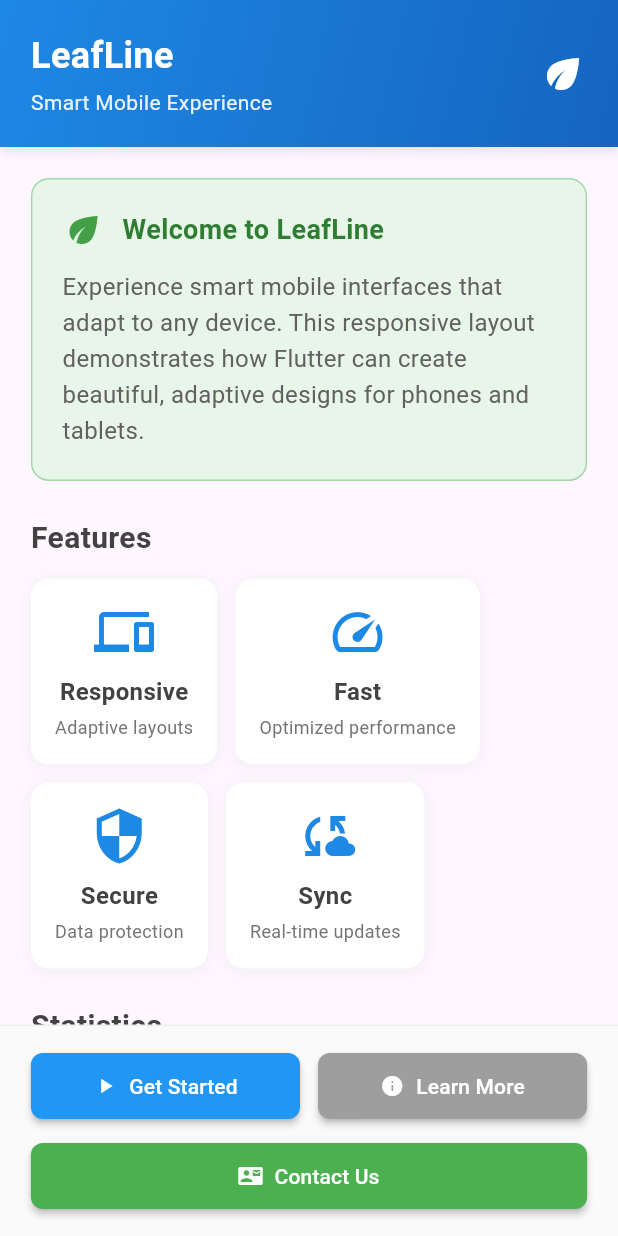
After one commit to kalviumcommunity/S86-126-Nexus-Building_Smart_Mobile_Experiences_with_Flutter_Firebase-LeafLine, a Flutter app: the screen it shows after launch, after a tap on "View Responsive Layout", on a phone screen of 412 x 824 dp. The commit adds this screen. Run offline on Flutter 3.47's test engine with Material 3 defaults, Android fonts, the phone set to English and light mode, and no system bars.

Commit message:
Building Responsive Mobile Interfaces

```diff
--- a/lib/main.dart
+++ b/lib/main.dart
@@ -1,4 +1,5 @@
 import 'package:flutter/material.dart';
+import 'screens/responsive_home.dart';
 
 void main() {
   runApp(const MyApp());
@@ -53,6 +54,22 @@ class _WelcomeScreenState extends State<WelcomeScreen> {
               onPressed: toggleText,
               child: const Text('Click Me'),
             ),
+            const SizedBox(height: 30),
+            ElevatedButton.icon(
+              onPressed: () {
+                Navigator.push(
+                  context,
+                  MaterialPageRoute(builder: (context) => const ResponsiveHome()),
+                );
+              },
+              icon: const Icon(Icons.devices),
+              label: const Text('View Responsive Layout'),
+              style: ElevatedButton.styleFrom(
+                backgroundColor: Colors.blue,
+                foregroundColor: Colors.white,
+                padding: const EdgeInsets.symmetric(horizontal: 20, vertical: 12),
+              ),
+            ),
           ],
         ),
       ),
--- /dev/null
+++ b/lib/screens/responsive_home.dart
@@ -0,0 +1,532 @@
+import 'package:flutter/material.dart';
+
+class ResponsiveHome extends StatelessWidget {
+  const ResponsiveHome({super.key});
+
+  @override
+  Widget build(BuildContext context) {
+    return Scaffold(
+      body: SafeArea(
+        child: LayoutBuilder(
+          builder: (context, constraints) {
+            return _buildResponsiveLayout(context, constraints);
+          },
+        ),
+      ),
+    );
+  }
+
+  Widget _buildResponsiveLayout(BuildContext context, BoxConstraints constraints) {
+    final screenSize = MediaQuery.of(context).size;
+    final screenWidth = screenSize.width;
+    final screenHeight = screenSize.height;
+    final isTablet = screenWidth > 600;
+    final isLandscape = screenWidth > screenHeight;
+
+    return Column(
+      children: [
+        // Header Section
+        _buildHeader(context, screenWidth, isTablet),
+
+        // Main Content Area
+        Expanded(
+          child: _buildMainContent(context, screenWidth, screenHeight, isTablet, isLandscape),
+        ),
+
+        // Footer Section
+        _buildFooter(context, screenWidth, isTablet),
+      ],
+    );
+  }
+
+  Widget _buildHeader(BuildContext context, double screenWidth, bool isTablet) {
+    final titleFontSize = isTablet ? 28.0 : 24.0;
+    final subtitleFontSize = isTablet ? 16.0 : 14.0;
+
+    return Container(
+      width: double.infinity,
+      padding: EdgeInsets.symmetric(
+        horizontal: screenWidth * 0.05,
+        vertical: isTablet ? 24.0 : 20.0,
+      ),
+      decoration: BoxDecoration(
+        gradient: LinearGradient(
+          colors: [Colors.blue.shade600, Colors.blue.shade800],
+          begin: Alignment.topLeft,
+          end: Alignment.bottomRight,
+        ),
+        boxShadow: [
+          BoxShadow(
+            color: Colors.black.withOpacity(0.1),
+            spreadRadius: 1,
+            blurRadius: 5,
+            offset: const Offset(0, 2),
+          ),
+        ],
+      ),
+      child: Column(
+        crossAxisAlignment: CrossAxisAlignment.start,
+        children: [
+          Row(
+            mainAxisAlignment: MainAxisAlignment.spaceBetween,
+            children: [
+              Expanded(
+                child: Column(
+                  crossAxisAlignment: CrossAxisAlignment.start,
+                  children: [
+                    Text(
+                      'LeafLine',
+                      style: TextStyle(
+                        fontSize: titleFontSize,
+                        fontWeight: FontWeight.bold,
+                        color: Colors.white,
+                      ),
+                    ),
+                    SizedBox(height: isTablet ? 8 : 4),
+                    Text(
+                      'Smart Mobile Experience',
+                      style: TextStyle(
+                        fontSize: subtitleFontSize,
+                        color: Colors.white.withOpacity(0.9),
+                      ),
+                    ),
+                  ],
+                ),
+              ),
+              Icon(
+                Icons.eco,
+                size: isTablet ? 40 : 32,
+                color: Colors.white,
+              ),
+            ],
+          ),
+        ],
+      ),
+    );
+  }
+
+  Widget _buildMainContent(BuildContext context, double screenWidth, double screenHeight, bool isTablet, bool isLandscape) {
+    final padding = screenWidth * 0.05;
+
+    if (isTablet) {
+      return _buildTabletLayout(context, screenWidth, padding);
+    } else {
+      return _buildPhoneLayout(context, screenWidth, screenHeight, padding, isLandscape);
+    }
+  }
+
+  Widget _buildTabletLayout(BuildContext context, double screenWidth, double padding) {
+    return Padding(
+      padding: EdgeInsets.all(padding),
+      child: Row(
+        crossAxisAlignment: CrossAxisAlignment.start,
+        children: [
+          // Left Column - Features Grid
+          Expanded(
+            flex: 2,
+            child: Column(
+              crossAxisAlignment: CrossAxisAlignment.start,
+              children: [
+                Text(
+                  'Features',
+                  style: TextStyle(
+                    fontSize: 24,
+                    fontWeight: FontWeight.bold,
+                    color: Colors.grey[800],
+                  ),
+                ),
+                const SizedBox(height: 16),
+                Expanded(
+                  child: GridView.count(
+                    crossAxisCount: 2,
+                    crossAxisSpacing: 16,
+                    mainAxisSpacing: 16,
+                    childAspectRatio: 1.2,
+                    children: _buildFeatureCards(true),
+                  ),
+                ),
+              ],
+            ),
+          ),
+
+          const SizedBox(width: 24),
+
+          // Right Column - Stats and Actions
+          Expanded(
+            flex: 1,
+            child: Column(
+              crossAxisAlignment: CrossAxisAlignment.start,
+              children: [
+                Text(
+                  'Statistics',
+                  style: TextStyle(
+                    fontSize: 24,
+                    fontWeight: FontWeight.bold,
+                    color: Colors.grey[800],
+                  ),
+                ),
+                const SizedBox(height: 16),
+                Expanded(
+                  child: ListView(
+                    children: _buildStatCards(true),
+                  ),
+                ),
+              ],
+            ),
+          ),
+        ],
+      ),
+    );
+  }
+
+  Widget _buildPhoneLayout(BuildContext context, double screenWidth, double screenHeight, double padding, bool isLandscape) {
+    if (isLandscape) {
+      return Padding(
+        padding: EdgeInsets.all(padding),
+        child: Row(
+          children: [
+            // Left side - Features (scrollable)
+            Expanded(
+              child: Column(
+                crossAxisAlignment: CrossAxisAlignment.start,
+                children: [
+                  Text(
+                    'Features',
+                    style: TextStyle(
+                      fontSize: 20,
+                      fontWeight: FontWeight.bold,
+                      color: Colors.grey[800],
+                    ),
+                  ),
+                  const SizedBox(height: 12),
+                  Expanded(
+                    child: GridView.count(
+                      crossAxisCount: 1,
+                      crossAxisSpacing: 12,
+                      mainAxisSpacing: 12,
+                      childAspectRatio: 2.5,
+                      children: _buildFeatureCards(false),
+                    ),
+                  ),
+                ],
+              ),
+            ),
+
+            const SizedBox(width: 16),
+
+            // Right side - Stats
+            Expanded(
+              child: Column(
+                crossAxisAlignment: CrossAxisAlignment.start,
+                children: [
+                  Text(
+                    'Stats',
+                    style: TextStyle(
+                      fontSize: 20,
+                      fontWeight: FontWeight.bold,
+                      color: Colors.grey[800],
+                    ),
+                  ),
+                  const SizedBox(height: 12),
+                  Expanded(
+                    child: ListView(
+                      children: _buildStatCards(false),
+                    ),
+                  ),
+                ],
+              ),
+            ),
+          ],
+        ),
+      );
+    } else {
+      // Portrait mode for phones
+      return SingleChildScrollView(
+        padding: EdgeInsets.all(padding),
+        child: Column(
+          crossAxisAlignment: CrossAxisAlignment.start,
+          children: [
+            // Welcome Section
+            _buildWelcomeSection(false),
+
+            const SizedBox(height: 24),
+
+            // Features Section
+            Text(
+              'Features',
+              style: TextStyle(
+                fontSize: 20,
+                fontWeight: FontWeight.bold,
+                color: Colors.grey[800],
+              ),
+            ),
+            const SizedBox(height: 12),
+            Wrap(
+              spacing: 12,
+              runSpacing: 12,
+              children: _buildFeatureCards(false),
+            ),
+
+            const SizedBox(height: 24),
+
+            // Stats Section
+            Text(
+              'Statistics',
+              style: TextStyle(
+                fontSize: 20,
+                fontWeight: FontWeight.bold,
+                color: Colors.grey[800],
+              ),
+            ),
+            const SizedBox(height: 12),
+            ..._buildStatCards(false),
+          ],
+        ),
+      );
+    }
+  }
+
+  Widget _buildWelcomeSection(bool isTablet) {
+    final fontSize = isTablet ? 18.0 : 16.0;
+
+    return Container(
+      padding: EdgeInsets.all(isTablet ? 24 : 20),
+      decoration: BoxDecoration(
+        color: Colors.green.shade50,
+        borderRadius: BorderRadius.circular(12),
+        border: Border.all(color: Colors.green.shade200),
+      ),
+      child: Column(
+        crossAxisAlignment: CrossAxisAlignment.start,
+        children: [
+          Row(
+            children: [
+              Icon(
+                Icons.eco,
+                color: Colors.green.shade600,
+                size: isTablet ? 32 : 28,
+              ),
+              const SizedBox(width: 12),
+              Expanded(
+                child: Text(
+                  'Welcome to LeafLine',
+                  style: TextStyle(
+                    fontSize: fontSize + 2,
+                    fontWeight: FontWeight.bold,
+                    color: Colors.green.shade800,
+                  ),
+                ),
+              ),
+            ],
+          ),
+          const SizedBox(height: 12),
+          Text(
+            'Experience smart mobile interfaces that adapt to any device. This responsive layout demonstrates how Flutter can create beautiful, adaptive designs for phones and tablets.',
+            style: TextStyle(
+              fontSize: fontSize,
+              color: Colors.grey[700],
+              height: 1.5,
+            ),
+          ),
+        ],
+      ),
+    );
+  }
+
+  List<Widget> _buildFeatureCards(bool isTablet) {
+    final cardData = [
+      {'icon': Icons.devices, 'title': 'Responsive', 'subtitle': 'Adaptive layouts'},
+      {'icon': Icons.speed, 'title': 'Fast', 'subtitle': 'Optimized performance'},
+      {'icon': Icons.security, 'title': 'Secure', 'subtitle': 'Data protection'},
+      {'icon': Icons.cloud_sync, 'title': 'Sync', 'subtitle': 'Real-time updates'},
+    ];
+
+    return cardData.map((data) {
+      return Container(
+        padding: EdgeInsets.all(isTablet ? 20 : 16),
+        decoration: BoxDecoration(
+          color: Colors.white,
+          borderRadius: BorderRadius.circular(12),
+          boxShadow: [
+            BoxShadow(
+              color: Colors.grey.withOpacity(0.1),
+              spreadRadius: 1,
+              blurRadius: 8,
+              offset: const Offset(0, 2),
+            ),
+          ],
+        ),
+        child: Column(
+          mainAxisAlignment: MainAxisAlignment.center,
+          children: [
+            Icon(
+              data['icon'] as IconData,
+              size: isTablet ? 48 : 40,
+              color: Colors.blue.shade600,
+            ),
+            SizedBox(height: isTablet ? 12 : 8),
+            FittedBox(
+              child: Text(
+                data['title'] as String,
+                style: TextStyle(
+                  fontSize: isTablet ? 18 : 16,
+                  fontWeight: FontWeight.bold,
+                  color: Colors.grey[800],
+                ),
+              ),
+            ),
+            SizedBox(height: isTablet ? 8 : 4),
+            FittedBox(
+              child: Text(
+                data['subtitle'] as String,
+                style: TextStyle(
+                  fontSize: isTablet ? 14 : 12,
+                  color: Colors.grey[600],
+                ),
+                textAlign: TextAlign.center,
+              ),
+            ),
+          ],
+        ),
+      );
+    }).toList();
+  }
+
+  List<Widget> _buildStatCards(bool isTablet) {
+    final statData = [
+      {'title': 'Active Users', 'value': '10.2K', 'change': '+15%', 'color': Colors.green},
+      {'title': 'Downloads', 'value': '50.8K', 'change': '+28%', 'color': Colors.blue},
+      {'title': 'Rating', 'value': '4.9', 'change': '+0.2', 'color': Colors.orange},
+    ];
+
+    return statData.map((data) {
+      return Container(
+        margin: const EdgeInsets.only(bottom: 12),
+        padding: EdgeInsets.all(isTablet ? 20 : 16),
+        decoration: BoxDecoration(
+          color: Colors.white,
+          borderRadius: BorderRadius.circular(12),
+          boxShadow: [
+            BoxShadow(
+              color: Colors.grey.withOpacity(0.1),
+              spreadRadius: 1,
+              blurRadius: 8,
+              offset: const Offset(0, 2),
+            ),
+          ],
+        ),
+        child: Row(
+          mainAxisAlignment: MainAxisAlignment.spaceBetween,
+          children: [
+            Expanded(
+              child: Column(
+                crossAxisAlignment: CrossAxisAlignment.start,
+                children: [
+                  Text(
+                    data['title'] as String,
+                    style: TextStyle(
+                      fontSize: isTablet ? 16 : 14,
+                      color: Colors.grey[600],
+                    ),
+                  ),
+                  const SizedBox(height: 4),
+                  Text(
+                    data['value'] as String,
+                    style: TextStyle(
+                      fontSize: isTablet ? 24 : 20,
+                      fontWeight: FontWeight.bold,
+                      color: Colors.grey[800],
+                    ),
+                  ),
+                ],
+              ),
+            ),
+            Container(
+              padding: const EdgeInsets.symmetric(horizontal: 8, vertical: 4),
+              decoration: BoxDecoration(
+                color: (data['color'] as Color).withOpacity(0.1),
+                borderRadius: BorderRadius.circular(8),
+              ),
+              child: Text(
+                data['change'] as String,
+                style: TextStyle(
+                  fontSize: isTablet ? 14 : 12,
+                  fontWeight: FontWeight.bold,
+                  color: data['color'] as Color,
+                ),
+              ),
+            ),
+          ],
+        ),
+      );
+    }).toList();
+  }
+
+  Widget _buildFooter(BuildContext context, double screenWidth, bool isTablet) {
+    final buttonPadding = isTablet ? 16.0 : 12.0;
+    final fontSize = isTablet ? 16.0 : 14.0;
+
+    return Container(
+      width: double.infinity,
+      padding: EdgeInsets.symmetric(
+        horizontal: screenWidth * 0.05,
+        vertical: isTablet ? 20 : 16,
+      ),
+      decoration: BoxDecoration(
+        color: Colors.grey.shade50,
+        border: Border(
+          top: BorderSide(color: Colors.grey.shade200),
+        ),
+      ),
+      child: isTablet
+          ? Row(
+              mainAxisAlignment: MainAxisAlignment.spaceEvenly,
+              children: [
+                Expanded(child: _buildActionButton('Get Started', Icons.play_arrow, Colors.blue, buttonPadding, fontSize)),
+                const SizedBox(width: 16),
+                Expanded(child: _buildActionButton('Learn More', Icons.info, Colors.grey, buttonPadding, fontSize)),
+                const SizedBox(width: 16),
+                Expanded(child: _buildActionButton('Contact Us', Icons.contact_mail, Colors.green, buttonPadding, fontSize)),
+              ],
+            )
+          : Column(
+              children: [
+                Row(
+                  children: [
+                    Expanded(child: _buildActionButton('Get Started', Icons.play_arrow, Colors.blue, buttonPadding, fontSize)),
+                    const SizedBox(width: 12),
+                    Expanded(child: _buildActionButton('Learn More', Icons.info, Colors.grey, buttonPadding, fontSize)),
+                  ],
+                ),
+                const SizedBox(height: 12),
+                SizedBox(
+                  width: double.infinity,
+                  child: _buildActionButton('Contact Us', Icons.contact_mail, Colors.green, buttonPadding, fontSize),
+                ),
+              ],
+            ),
+    );
+  }
+
+  Widget _buildActionButton(String text, IconData icon, Color color, double padding, double fontSize) {
+    return ElevatedButton.icon(
+      onPressed: () {},
+      icon: Icon(icon, size: fontSize + 2),
+      label: FittedBox(
+        child: Text(
+          text,
+          style: TextStyle(fontSize: fontSize),
+        ),
+      ),
+      style: ElevatedButton.styleFrom(
+        backgroundColor: color,
+        foregroundColor: Colors.white,
+        padding: EdgeInsets.symmetric(vertical: padding, horizontal: padding),
+        shape: RoundedRectangleBorder(
+          borderRadius: BorderRadius.circular(8),
+        ),
+        elevation: 2,
+      ),
+    );
+  }
+}
```
Also changed, not shown: 1 other file.
